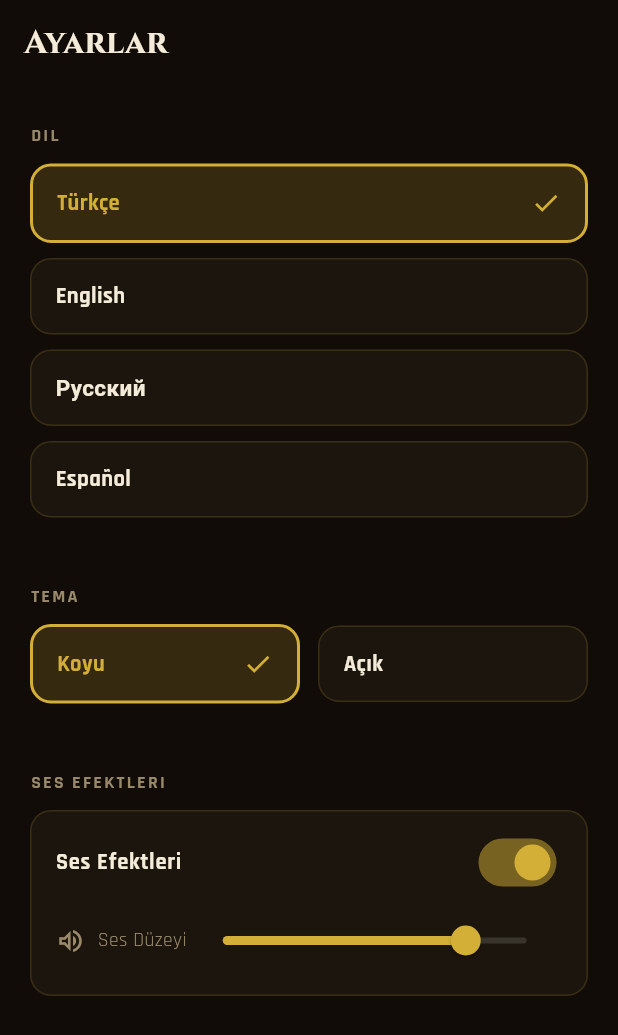
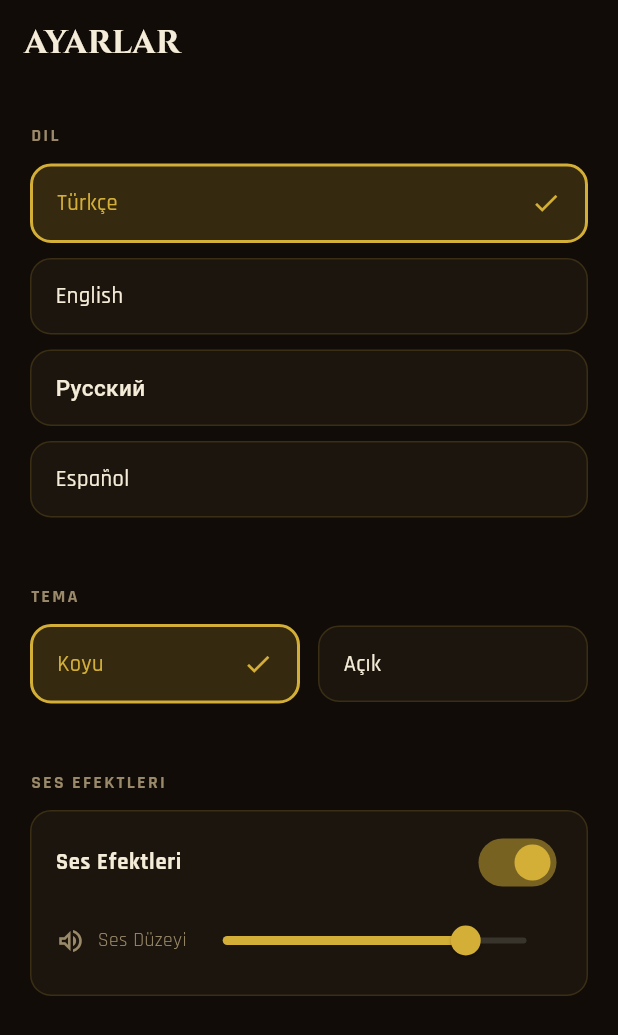
Before and after one commit to DenizTanisman/futuristic-xox, a Flutter app: the SettingsPage widget shown alone on an empty page, opened directly, after a tap on "Türkçe", on a phone screen of 412 x 824 dp. Shown: the top 1035 px of the screen. Run offline on Flutter 3.47's test engine with Material 3 defaults, Android fonts, the phone set to English and light mode, and no system bars; our stand-ins replace audioplayers, google_fonts, shared_preferences; accounts and stored records are empty; statements that could not run were skipped.

Commit message:
Fix entry brand names, Turkish casing/grammar, Cyrillic weight
- Entry screen shows fixed "CLASSIC"/"FUTURISTIC" (brand names), no longer
  localized — consistent with the submode names
- Shell AppBar titles use Turkish-aware upper-casing so İ keeps its dot
  ("EĞİTİMLER" not "EĞITIMLER"); fixes Dart toUpperCase + Cinzel small-caps
- Human win banner uses 2nd-person grammar via resultYouWin ("Sen kazandın!"
  / "You win!" / "Вы победили!" / "¡Ganaste!") instead of generic 3rd-person
  resultWins; GameStrings gains you + youWins
- Settings language/theme option labels drop to medium weight so the Cyrillic
  fallback ("Русский") no longer looks bold (selection still shown by colour,
  border, and check icon)
- Update multiplayer_test GameStrings for the new fields (33 tests pass)

Co-Authored-By: Claude Opus 4.8 (1M context) <noreply@anthropic.com>

```diff
--- a/ui/lib/l10n/app_en.arb
+++ b/ui/lib/l10n/app_en.arb
@@ -59,6 +59,7 @@
   "selectPawnFirst": "Select a pawn first",
   "resultWins": "{name} wins!",
   "@resultWins": { "placeholders": { "name": { "type": "String" } } },
+  "resultYouWin": "You win!",
   "resultDraw": "Draw",
   "target": "Target",
   "anyRotation": "any rotation",
--- a/ui/lib/l10n/app_es.arb
+++ b/ui/lib/l10n/app_es.arb
@@ -57,6 +57,7 @@
   "noSecondMove": "No hay segundo movimiento — pasa el turno",
   "selectPawnFirst": "Primero elige una ficha",
   "resultWins": "¡{name} gana!",
+  "resultYouWin": "¡Ganaste!",
   "resultDraw": "Empate",
   "target": "Objetivo",
   "anyRotation": "cualquier rotación",
--- a/ui/lib/l10n/app_localizations.dart
+++ b/ui/lib/l10n/app_localizations.dart
@@ -407,6 +407,12 @@ abstract class AppLocalizations {
   /// In en, this message translates to:
   /// **'{name} wins!'**
   String resultWins(String name);
+
+  /// No description provided for @resultYouWin.
+  ///
+  /// In en, this message translates to:
+  /// **'You win!'**
+  String get resultYouWin;
 
   /// No description provided for @resultDraw.
   ///
--- a/ui/lib/l10n/app_localizations_en.dart
+++ b/ui/lib/l10n/app_localizations_en.dart
@@ -166,6 +166,9 @@ class AppLocalizationsEn extends AppLocalizations {
   String resultWins(String name) {
     return '$name wins!';
   }
+
+  @override
+  String get resultYouWin => 'You win!';
 
   @override
   String get resultDraw => 'Draw';
--- a/ui/lib/l10n/app_localizations_es.dart
+++ b/ui/lib/l10n/app_localizations_es.dart
@@ -167,6 +167,9 @@ class AppLocalizationsEs extends AppLocalizations {
   String resultWins(String name) {
     return '¡$name gana!';
   }
+
+  @override
+  String get resultYouWin => '¡Ganaste!';
 
   @override
   String get resultDraw => 'Empate';
--- a/ui/lib/l10n/app_localizations_ru.dart
+++ b/ui/lib/l10n/app_localizations_ru.dart
@@ -167,6 +167,9 @@ class AppLocalizationsRu extends AppLocalizations {
   String resultWins(String name) {
     return '$name победил!';
   }
+
+  @override
+  String get resultYouWin => 'Вы победили!';
 
   @override
   String get resultDraw => 'Ничья';
--- a/ui/lib/l10n/app_localizations_tr.dart
+++ b/ui/lib/l10n/app_localizations_tr.dart
@@ -166,6 +166,9 @@ class AppLocalizationsTr extends AppLocalizations {
   String resultWins(String name) {
     return '$name kazandı!';
   }
+
+  @override
+  String get resultYouWin => 'Sen kazandın!';
 
   @override
   String get resultDraw => 'Berabere';
--- a/ui/lib/l10n/app_ru.arb
+++ b/ui/lib/l10n/app_ru.arb
@@ -57,6 +57,7 @@
   "noSecondMove": "Второго хода нет — ход переходит",
   "selectPawnFirst": "Сначала выберите фишку",
   "resultWins": "{name} победил!",
+  "resultYouWin": "Вы победили!",
   "resultDraw": "Ничья",
   "target": "Цель",
   "anyRotation": "любой поворот",
--- a/ui/lib/l10n/app_tr.arb
+++ b/ui/lib/l10n/app_tr.arb
@@ -57,6 +57,7 @@
   "noSecondMove": "İkinci hamle yok — sıra geçiyor",
   "selectPawnFirst": "Önce bir taş seç",
   "resultWins": "{name} kazandı!",
+  "resultYouWin": "Sen kazandın!",
   "resultDraw": "Berabere",
   "target": "Hedef",
   "anyRotation": "her yön",
--- a/ui/lib/src/screens/game_screen.dart
+++ b/ui/lib/src/screens/game_screen.dart
@@ -66,6 +66,8 @@ class _GameScreenState extends State<GameScreen> {
         selectPawnFirst: l.selectPawnFirst,
         draw: l.resultDraw,
         wins: (name) => l.resultWins(name),
+        you: l.playerYou,
+        youWins: l.resultYouWin,
       ),
       seed: DateTime.now().millisecondsSinceEpoch & 0xFFFFFF,
     );
--- a/ui/lib/src/screens/menu_screens.dart
+++ b/ui/lib/src/screens/menu_screens.dart
@@ -73,7 +73,7 @@ class _EntryScreenState extends State<EntryScreen> with TickerProviderStateMixin
                   index: 0,
                   isRow: isRow,
                   theme: GameTheme.classic,
-                  title: l.modeClassic.toUpperCase(),
+                  title: 'CLASSIC', // brand name — fixed across languages (spec: entry names)
                   tagline: l.classicTagline,
                   tapToPlay: l.tapToPlay,
                   titleColors: const [Color(0xFFFFFFFF), Color(0xFFC8CDD8), Color(0xFF878D9C)],
@@ -90,7 +90,7 @@ class _EntryScreenState extends State<EntryScreen> with TickerProviderStateMixin
                   index: 1,
                   isRow: isRow,
                   theme: GameTheme.futuristic,
-                  title: l.modeFuturistic.toUpperCase(),
+                  title: 'FUTURISTIC', // brand name — fixed across languages (spec: entry names)
                   tagline: l.futuristicTagline,
                   tapToPlay: l.tapToPlay,
                   titleColors: const [Color(0xFFF6E6A8), Color(0xFFD4AF37), Color(0xFF8A6A1D)],
--- a/ui/lib/src/screens/shell.dart
+++ b/ui/lib/src/screens/shell.dart
@@ -9,6 +9,16 @@ import '../theme/app_themes.dart';
 import '../tutorial/tutorial_screen.dart';
 
 AppLocalizations _l(BuildContext c) => AppLocalizations.of(c)!;
+
+/// Locale-aware upper-casing. Dart's [String.toUpperCase] is not Turkish-aware ('i' → 'I'), and the
+/// Cinzel display font renders lowercase as dotless small-caps — so a Turkish title like "Eğitimler"
+/// must be pre-cased with the dotted İ (U+0130) to read correctly ("EĞİTİMLER", not "EĞITIMLER").
+String _localeUpper(BuildContext c, String s) {
+  if (Localizations.localeOf(c).languageCode == 'tr') {
+    s = s.replaceAll('ı', 'I').replaceAll('i', 'İ');
+  }
+  return s.toUpperCase();
+}
 
 /// Left navigation drawer: brand header + Settings / About / Issue (spec §3).
 class AppDrawer extends StatelessWidget {
@@ -70,7 +80,8 @@ class _ShellPage extends StatelessWidget {
   @override
   Widget build(BuildContext context) {
     return Scaffold(
-      appBar: AppBar(title: Text(title, style: GoogleFonts.cinzel(fontWeight: FontWeight.w700))),
+      appBar: AppBar(
+          title: Text(_localeUpper(context, title), style: GoogleFonts.cinzel(fontWeight: FontWeight.w700))),
       body: SafeArea(child: SingleChildScrollView(padding: const EdgeInsets.all(20), child: body)),
     );
   }
@@ -208,10 +219,12 @@ class SettingsPage extends StatelessWidget {
           child: Row(
             children: [
               Expanded(
+                // Medium (not bold) weight: selection is already shown by colour + border + check, and
+                // the Cyrillic fallback ("Русский", no glyph in the UI font) renders heavy at w700.
                 child: Text(label,
                     style: TextStyle(
                         color: selected ? lux.accent : lux.ink,
-                        fontWeight: FontWeight.w700,
+                        fontWeight: FontWeight.w500,
                         fontSize: 15)),
               ),
               if (selected) Icon(Icons.check, color: lux.accent, size: 20),
```
Also changed, not shown: ui/lib/src/controllers/game_controller.dart (+18 -3 lines), 2 other files.
